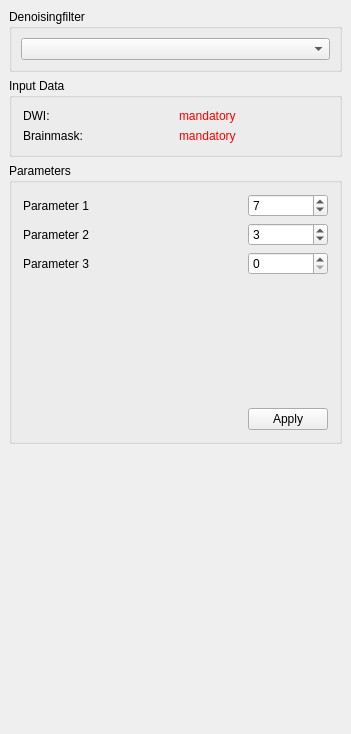
Qt form Plugins/org.mitk.gui.qt.diffusionimaging/src/internal/QmitkDenoisingViewControls.ui (MITK/MITK) before a commit.
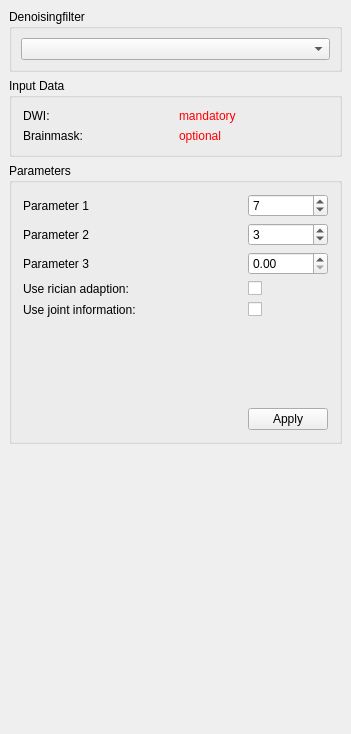
The same form after that commit.

```diff
--- a/Plugins/org.mitk.gui.qt.diffusionimaging/src/internal/QmitkDenoisingViewControls.ui
+++ b/Plugins/org.mitk.gui.qt.diffusionimaging/src/internal/QmitkDenoisingViewControls.ui
@@ -23,7 +23,16 @@
    <property name="spacing">
     <number>6</number>
    </property>
-   <property name="margin">
+   <property name="leftMargin">
+    <number>9</number>
+   </property>
+   <property name="topMargin">
+    <number>9</number>
+   </property>
+   <property name="rightMargin">
+    <number>9</number>
+   </property>
+   <property name="bottomMargin">
     <number>9</number>
    </property>
    <item>
@@ -32,7 +41,16 @@
       <string>Denoisingfilter</string>
      </property>
      <layout class="QGridLayout" name="gridLayout">
-      <property name="margin">
+      <property name="leftMargin">
+       <number>9</number>
+      </property>
+      <property name="topMargin">
+       <number>9</number>
+      </property>
+      <property name="rightMargin">
+       <number>9</number>
+      </property>
+      <property name="bottomMargin">
        <number>9</number>
       </property>
       <item row="0" column="0">
@@ -74,7 +92,7 @@
       <item row="1" column="1">
        <widget class="QLabel" name="m_InputBrainMaskLabel">
         <property name="text">
-         <string>&lt;html&gt;&lt;head/&gt;&lt;body&gt;&lt;p&gt;&lt;span style=&quot; color:#ff0000;&quot;&gt;mandatory&lt;/span&gt;&lt;/p&gt;&lt;/body&gt;&lt;/html&gt;</string>
+         <string>&lt;html&gt;&lt;head/&gt;&lt;body&gt;&lt;p&gt;&lt;span style=&quot; color:#ff0000;&quot;&gt;optional&lt;/span&gt;&lt;/p&gt;&lt;/body&gt;&lt;/html&gt;</string>
         </property>
        </widget>
       </item>
@@ -121,7 +139,7 @@
         </property>
        </widget>
       </item>
-      <item row="4" column="0">
+      <item row="6" column="0">
        <spacer name="horizontalSpacer">
         <property name="orientation">
          <enum>Qt::Horizontal</enum>
@@ -141,14 +159,14 @@
         </property>
        </widget>
       </item>
-      <item row="4" column="1">
+      <item row="6" column="1">
        <widget class="QPushButton" name="m_ApplyButton">
         <property name="text">
          <string>Apply</string>
         </property>
        </widget>
       </item>
-      <item row="3" column="0">
+      <item row="5" column="0">
        <spacer name="verticalSpacer">
         <property name="orientation">
          <enum>Qt::Vertical</enum>
@@ -161,8 +179,36 @@
         </property>
        </spacer>
       </item>
+      <item row="3" column="0">
+       <widget class="QLabel" name="m_RicianLabel">
+        <property name="text">
+         <string>Use rician adaption:</string>
+        </property>
+       </widget>
+      </item>
+      <item row="4" column="0">
+       <widget class="QLabel" name="m_JointInformationLabel">
+        <property name="text">
+         <string>Use joint information:</string>
+        </property>
+       </widget>
+      </item>
+      <item row="3" column="1">
+       <widget class="QCheckBox" name="m_RicianCheckbox">
+        <property name="text">
+         <string/>
+        </property>
+       </widget>
+      </item>
+      <item row="4" column="1">
+       <widget class="QCheckBox" name="m_JointInformationCheckbox">
+        <property name="text">
+         <string/>
+        </property>
+       </widget>
+      </item>
       <item row="2" column="1">
-       <widget class="QSpinBox" name="m_SpinBoxParameter3"/>
+       <widget class="QDoubleSpinBox" name="m_DoubleSpinBoxParameter3"/>
       </item>
      </layout>
     </widget>
```
